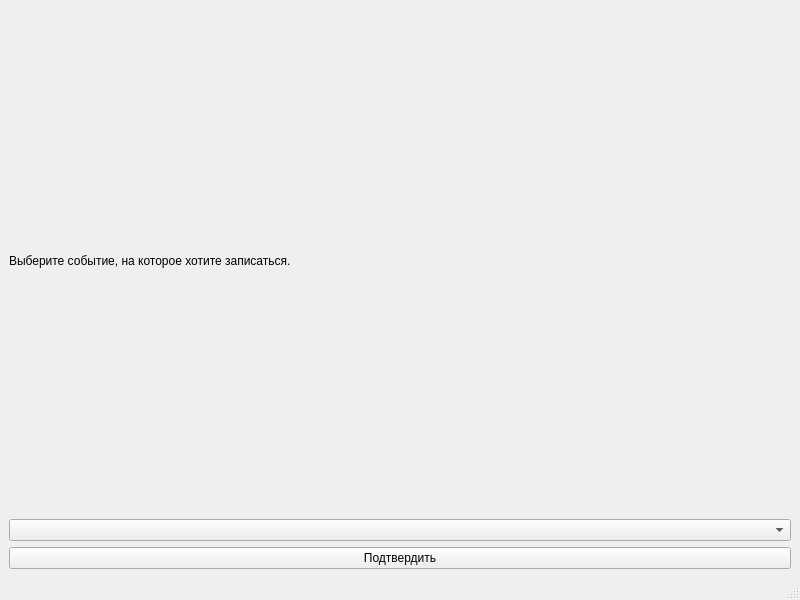
The window that Booking/choicewindow.ui (mainex/btimetable-booking) describes before a commit, drawn with Qt 5.
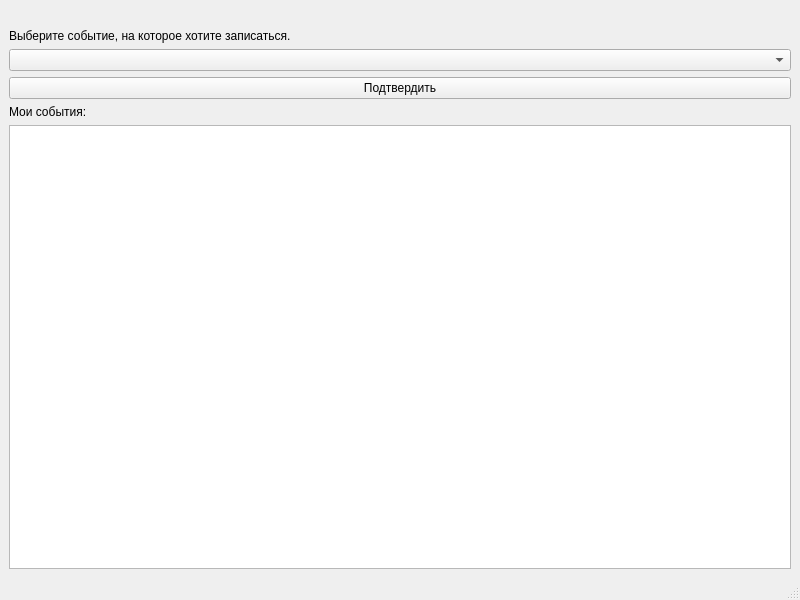
The same window after the commit.

Commit message: booked orders of client in personal area

Diff of the .ui file:
```diff
--- a/Booking/choicewindow.ui
+++ b/Booking/choicewindow.ui
@@ -15,6 +15,13 @@
   </property>
   <widget class="QWidget" name="centralwidget">
    <layout class="QVBoxLayout" name="verticalLayout">
+    <item>
+     <widget class="QLabel" name="label_2">
+      <property name="text">
+       <string/>
+      </property>
+     </widget>
+    </item>
     <item>
      <widget class="QLabel" name="label">
       <property name="text">
@@ -32,6 +39,16 @@
       </property>
      </widget>
     </item>
+    <item>
+     <widget class="QLabel" name="label_3">
+      <property name="text">
+       <string>Мои события:</string>
+      </property>
+     </widget>
+    </item>
+    <item>
+     <widget class="QTableView" name="tableView"/>
+    </item>
    </layout>
   </widget>
   <widget class="QMenuBar" name="menubar">
```
The commit also changes 1 other file.
